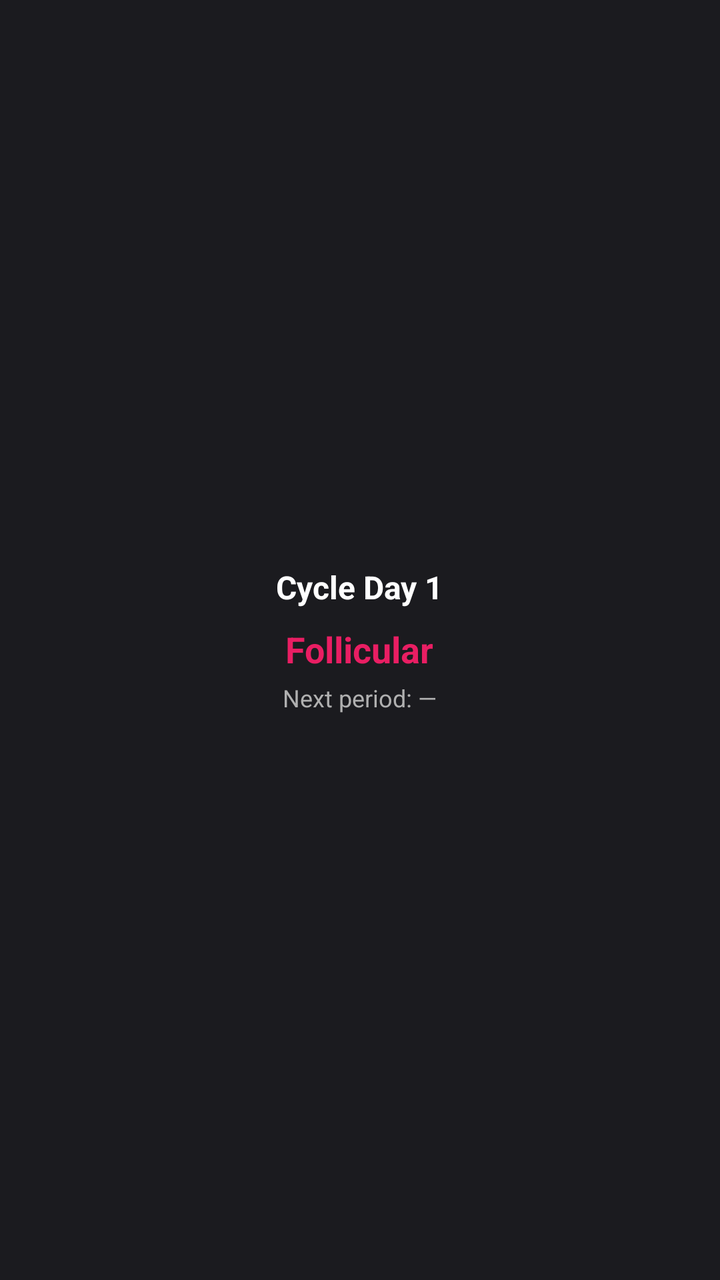
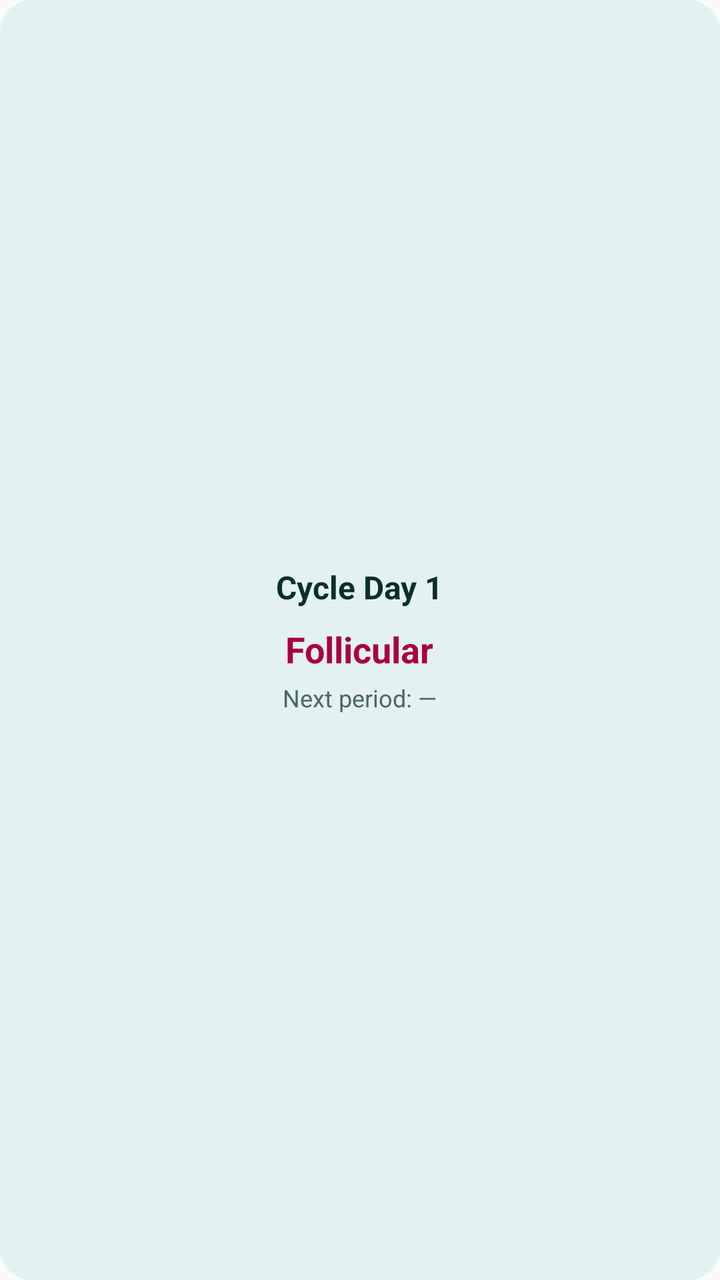

Two renders of the same Android screen: before a commit and after it. Below are the layout's source before the change and the commit's diff.
<!-- AndroidManifest.xml: application theme AppTheme -->
<!-- res/layout/cycle_widget.xml -->
<?xml version="1.0" encoding="utf-8"?>
<LinearLayout xmlns:android="http://schemas.android.com/apk/res/android"
    android:id="@+id/widget_root"
    android:layout_width="match_parent"
    android:layout_height="match_parent"
    android:orientation="vertical"
    android:padding="16dp"
    android:background="#1B1B1F"
    android:gravity="center">

    <TextView
        android:id="@+id/widget_cycle_title"
        android:layout_width="wrap_content"
        android:layout_height="wrap_content"
        android:text="Cycle Day 1"
        android:textSize="16sp"
        android:textColor="#FFFFFF"
        android:textStyle="bold" />

    <TextView
        android:id="@+id/widget_cycle_phase"
        android:layout_width="wrap_content"
        android:layout_height="wrap_content"
        android:layout_marginTop="8dp"
        android:text="Follicular"
        android:textSize="18sp"
        android:textColor="#E91E63"
        android:textStyle="bold" />

    <TextView
        android:id="@+id/widget_next_period"
        android:layout_width="wrap_content"
        android:layout_height="wrap_content"
        android:layout_marginTop="4dp"
        android:text="Next period: —"
        android:textSize="12sp"
        android:textColor="#B0B0B0" />
</LinearLayout>
<!-- resources referenced by this layout -->
<resources>
  <style name="AppTheme" parent="Theme.AppCompat.Light.DarkActionBar">
          
          <item name="colorPrimary">@color/colorPrimary</item>
          <item name="colorPrimaryDark">@color/colorPrimaryDark</item>
          <item name="colorAccent">@color/colorAccent</item>
          <item name="android:statusBarColor">@android:color/transparent</item>
          <item name="android:navigationBarColor">@android:color/transparent</item>
      </style>
</resources>

<!-- the commit's change to res/layout/cycle_widget.xml (unified diff, before → after) -->
@@ -5,7 +5,7 @@
     android:layout_height="match_parent"
     android:orientation="vertical"
     android:padding="16dp"
-    android:background="#1B1B1F"
+    android:background="@drawable/widget_background"
     android:gravity="center">
 
     <TextView
@@ -14,7 +14,7 @@
         android:layout_height="wrap_content"
         android:text="Cycle Day 1"
         android:textSize="16sp"
-        android:textColor="#FFFFFF"
+        android:textColor="@color/widget_text_primary"
         android:textStyle="bold" />
 
     <TextView
@@ -24,7 +24,7 @@
         android:layout_marginTop="8dp"
         android:text="Follicular"
         android:textSize="18sp"
-        android:textColor="#E91E63"
+        android:textColor="@color/widget_cycle"
         android:textStyle="bold" />
 
     <TextView
@@ -34,5 +34,5 @@
         android:layout_marginTop="4dp"
         android:text="Next period: —"
         android:textSize="12sp"
-        android:textColor="#B0B0B0" />
+        android:textColor="@color/widget_text_muted" />
 </LinearLayout>
<!-- resource entries referenced after the edit -->
@@ -1,5 +1,15 @@
 <!-- resources referenced by this layout -->
 <resources>
+  <color name="widget_cycle">#A8003F</color>
+  <color name="widget_text_muted">#4C6664</color>
+  <color name="widget_text_primary">#0C2E2D</color>
+  <!-- drawable widget_background (drawable) -->
+  <?xml version="1.0" encoding="utf-8"?>
+  <shape xmlns:android="http://schemas.android.com/apk/res/android"
+      android:shape="rectangle">
+      <solid android:color="@color/widget_bg" />
+      <corners android:radius="16dp" />
+  </shape>
   <style name="AppTheme" parent="Theme.AppCompat.Light.DarkActionBar">
           
           <item name="colorPrimary">@color/colorPrimary</item>
@@ -8,5 +18,6 @@
           <item name="android:statusBarColor">@android:color/transparent</item>
           <item name="android:navigationBarColor">@android:color/transparent</item>
       </style>
+  <color name="widget_bg">#E3F1F0</color>
 </resources>
 
